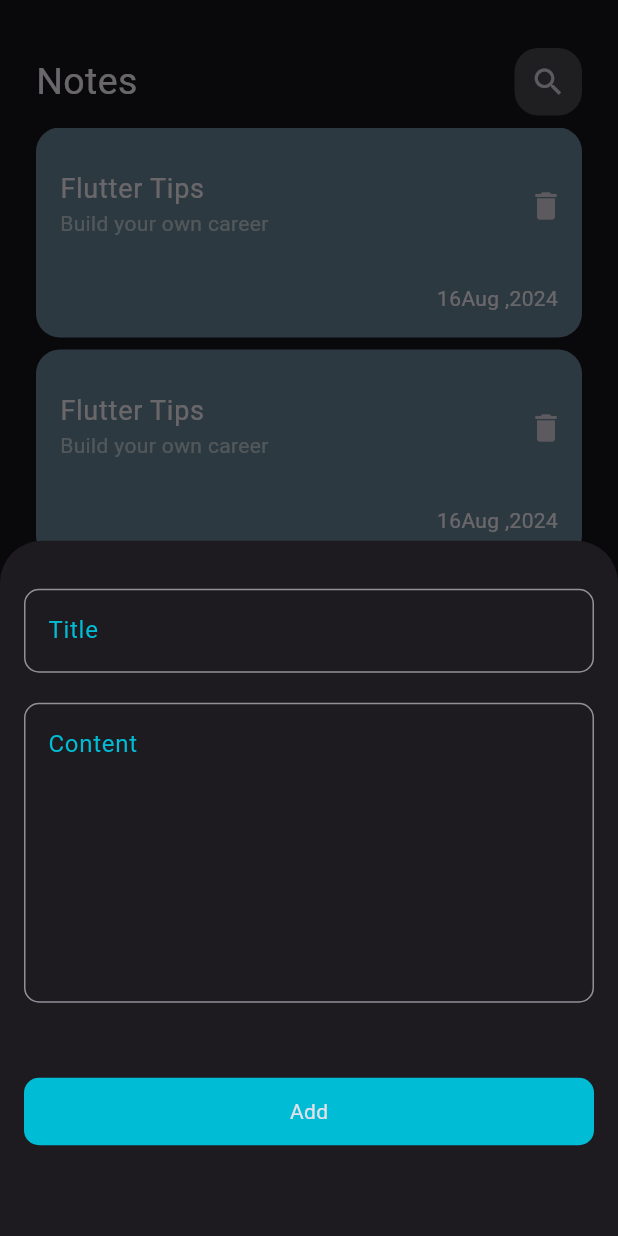
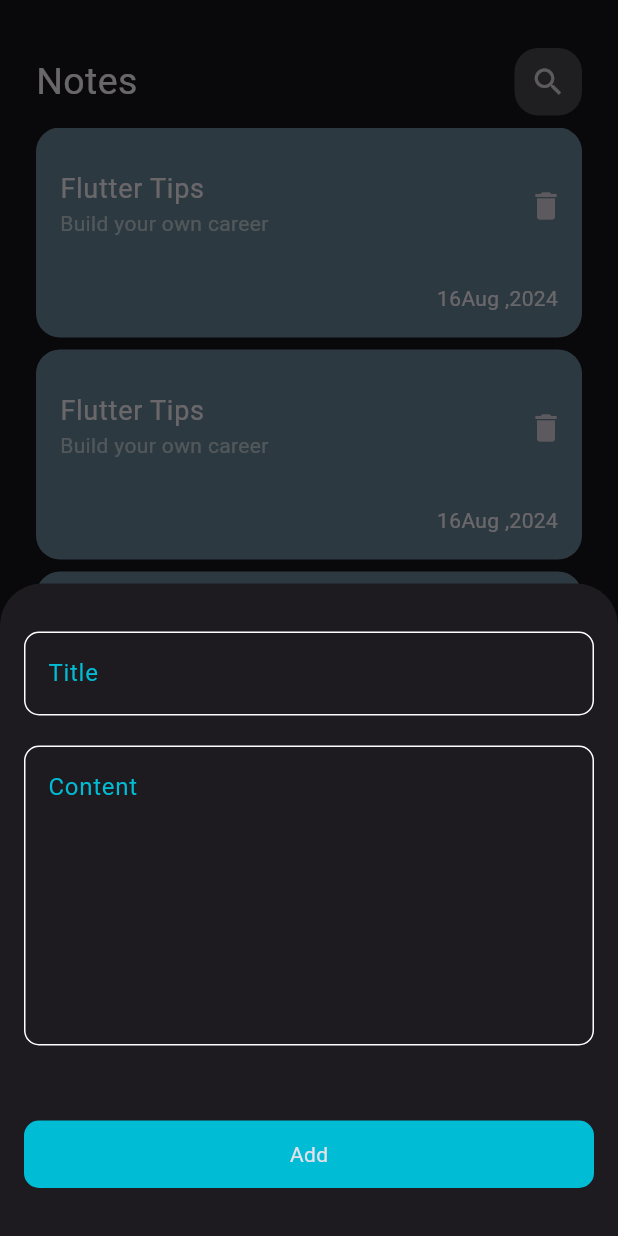
Before and after one commit to AyaZidan22/notes_app, a Flutter app: the NotesView screen opened directly, after a tap on the "add" icon, on a phone screen of 412 x 824 dp. Run offline on Flutter 3.47's test engine with Material 3 defaults, Android fonts, the phone set to English and light mode, and no system bars.

Commit message:
edit note view

```diff
--- /dev/null
+++ b/lib/constants.dart
@@ -0,0 +1,3 @@
+import 'package:flutter/material.dart';
+
+const kPrimaryColor = Colors.cyan;
--- a/lib/main.dart
+++ b/lib/main.dart
@@ -1,4 +1,5 @@
 import 'package:flutter/material.dart';
+import 'package:notes_app/views/edit_notes_view.dart';
 import 'package:notes_app/views/notes_view.dart';
 
 void main() {
@@ -13,7 +14,7 @@ class NotesApp extends StatelessWidget {
     return MaterialApp(
       debugShowCheckedModeBanner: false,
       theme: ThemeData.dark(),
-      home: const NotesView(),
+      home: const EditNotesView(),
     );
   }
 }
--- /dev/null
+++ b/lib/views/edit_notes_view.dart
@@ -0,0 +1,32 @@
+import 'package:flutter/material.dart';
+import 'package:notes_app/widgets/custom_app_bar.dart';
+import 'package:notes_app/widgets/custom_text_field.dart';
+
+class EditNotesView extends StatelessWidget {
+  const EditNotesView({super.key});
+
+  @override
+  Widget build(BuildContext context) {
+    return const Scaffold(
+      body: Column(
+        children: [
+          CustomAppBar(
+            title: 'Edit Note',
+            icon: Icon(Icons.check),
+          ),
+          Padding(
+            padding: EdgeInsets.only(top: 32, bottom: 20, right: 16, left: 16),
+            child: CustomTextfeild(hinText: 'Title'),
+          ),
+          Padding(
+            padding: EdgeInsets.only(bottom: 20, right: 16, left: 16),
+            child: CustomTextfeild(
+              hinText: 'Content',
+              maxLines: 7,
+            ),
+          ),
+        ],
+      ),
+    );
+  }
+}
--- a/lib/views/notes_view.dart
+++ b/lib/views/notes_view.dart
@@ -1,4 +1,5 @@
 import 'package:flutter/material.dart';
+import 'package:notes_app/constants.dart';
 import 'package:notes_app/widgets/custom_app_bar.dart';
 import 'package:notes_app/widgets/custom_bottom_sheet.dart';
 import 'package:notes_app/widgets/notes_list_view.dart';
@@ -10,7 +11,7 @@ class NotesView extends StatelessWidget {
   Widget build(BuildContext context) {
     return Scaffold(
       floatingActionButton: FloatingActionButton(
-        backgroundColor: Colors.cyan,
+        backgroundColor: kPrimaryColor,
         onPressed: () {
           showModalBottomSheet(
               context: context,
@@ -20,10 +21,9 @@ class NotesView extends StatelessWidget {
         },
         child: const Icon(Icons.add),
       ),
-      floatingActionButtonLocation: FloatingActionButtonLocation.endFloat,
       body: const Column(
         children: [
-          CustomAppBar(),
+          CustomAppBar(title: 'Notes',icon: Icon(Icons.search),),
           NotesListView(),
         ],
       ),
--- a/lib/widgets/custom_app_bar.dart
+++ b/lib/widgets/custom_app_bar.dart
@@ -2,22 +2,25 @@ import 'package:flutter/material.dart';
 import 'package:notes_app/widgets/custom_icon.dart';
 
 class CustomAppBar extends StatelessWidget {
-  const CustomAppBar({super.key});
-
+  const CustomAppBar({super.key, required this.title, required this.icon});
+  final String title;
+  final Icon icon;
   @override
   Widget build(BuildContext context) {
-    return const Padding(
-      padding: EdgeInsets.only(top: 32, left: 24, right: 24, bottom: 8),
+    return Padding(
+      padding: const EdgeInsets.only(top: 32, left: 24, right: 24, bottom: 8),
       child: Row(
         mainAxisAlignment: MainAxisAlignment.spaceBetween,
         children: [
           Text(
-            'Notes',
-            style: TextStyle(
+            title,
+            style: const TextStyle(
               fontSize: 25,
             ),
           ),
-          CustomIcon(),
+          CustomIcon(
+            icon: icon,
+          ),
         ],
       ),
     );
--- a/lib/widgets/custom_bottom_sheet.dart
+++ b/lib/widgets/custom_bottom_sheet.dart
@@ -9,11 +9,11 @@ class CustomBottomSheet extends StatelessWidget {
   Widget build(BuildContext context) {
     return const Padding(
       padding: EdgeInsets.symmetric(vertical: 32, horizontal: 16),
+      child: SingleChildScrollView(
         child: Column(
           children: [
             CustomTextfeild(
               hinText: 'Title',
-            maxLines: 1,
             ),
             SizedBox(
               height: 20,
@@ -28,6 +28,7 @@ class CustomBottomSheet extends StatelessWidget {
             CustomButton(),
           ],
         ),
+      ),
     );
   }
 }
--- a/lib/widgets/custom_button.dart
+++ b/lib/widgets/custom_button.dart
@@ -1,4 +1,5 @@
 import 'package:flutter/material.dart';
+import 'package:notes_app/constants.dart';
 
 class CustomButton extends StatelessWidget {
   const CustomButton({super.key});
@@ -12,7 +13,7 @@ class CustomButton extends StatelessWidget {
         height: 45,
         decoration: BoxDecoration(
           borderRadius: BorderRadius.circular(10),
-          color: Colors.cyan,
+          color: kPrimaryColor,
         ),
         child: const Center(
           child: Text(
--- a/lib/widgets/custom_icon.dart
+++ b/lib/widgets/custom_icon.dart
@@ -1,8 +1,8 @@
 import 'package:flutter/material.dart';
 
 class CustomIcon extends StatelessWidget {
-  const CustomIcon({super.key});
-
+  const CustomIcon({super.key, required this.icon});
+  final Icon icon;
   @override
   Widget build(BuildContext context) {
     return Container(
@@ -14,7 +14,7 @@ class CustomIcon extends StatelessWidget {
       ),
       child: IconButton(
         onPressed: () {},
-        icon: const Icon(Icons.search),
+        icon: icon,
       ),
     );
   }
--- a/lib/widgets/custom_text_field.dart
+++ b/lib/widgets/custom_text_field.dart
@@ -1,32 +1,33 @@
 import 'package:flutter/material.dart';
+import 'package:notes_app/constants.dart';
 
 class CustomTextfeild extends StatelessWidget {
-  const CustomTextfeild({super.key, required this.hinText, required this.maxLines});
+  const CustomTextfeild(
+      {super.key, required this.hinText, this.maxLines=1});
   final String hinText;
   final int maxLines;
   @override
   Widget build(BuildContext context) {
     return TextField(
+      cursorColor: kPrimaryColor,
       maxLines: maxLines,
       decoration: InputDecoration(
         hintText: hinText,
-        hintStyle: const TextStyle(color: Colors.cyan),
-        border: const OutlineInputBorder(
-          borderRadius: BorderRadius.all(
-            Radius.circular(10),
-          ),
-          borderSide: BorderSide(
-            color: Colors.white,
-          ),
-        ),
-        focusedBorder: const OutlineInputBorder(
-          borderRadius: BorderRadius.all(
-            Radius.circular(10),
-          ),
-          borderSide: BorderSide(
-            color: Colors.white,
-          ),
-        ),
+        hintStyle: const TextStyle(color: kPrimaryColor),
+        border: buildBorder(),
+        focusedBorder: buildBorder(),
+        enabledBorder: buildBorder(),
+      ),
+    );
+  }
+
+  OutlineInputBorder buildBorder() {
+    return const OutlineInputBorder(
+      borderRadius: BorderRadius.all(
+        Radius.circular(10),
+      ),
+      borderSide: BorderSide(
+        color: Colors.white,
       ),
     );
   }
```
Lines whose indentation alone changed are shown as unchanged.
